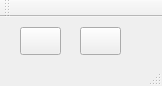
First picture: the form in mainwindow.ui, repository huuubertz/ATM_Qt, before the edit.
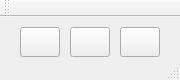
Second picture: the form after the edit.

Commit message: change interface of atm and implementation

```diff
--- a/mainwindow.ui
+++ b/mainwindow.ui
@@ -6,8 +6,8 @@
    <rect>
     <x>0</x>
     <y>0</y>
-    <width>162</width>
-    <height>86</height>
+    <width>180</width>
+    <height>80</height>
    </rect>
   </property>
   <property name="windowTitle">
@@ -19,8 +19,8 @@
      <rect>
       <x>20</x>
       <y>10</y>
-      <width>41</width>
-      <height>28</height>
+      <width>40</width>
+      <height>30</height>
      </rect>
     </property>
     <property name="text">
@@ -30,10 +30,23 @@
    <widget class="QPushButton" name="pushButton_2">
     <property name="geometry">
      <rect>
-      <x>80</x>
+      <x>70</x>
       <y>10</y>
-      <width>41</width>
-      <height>28</height>
+      <width>40</width>
+      <height>30</height>
+     </rect>
+    </property>
+    <property name="text">
+     <string/>
+    </property>
+   </widget>
+   <widget class="QPushButton" name="pushButton_3">
+    <property name="geometry">
+     <rect>
+      <x>120</x>
+      <y>10</y>
+      <width>40</width>
+      <height>30</height>
      </rect>
     </property>
     <property name="text">
```
The commit also changes 2 other files.
